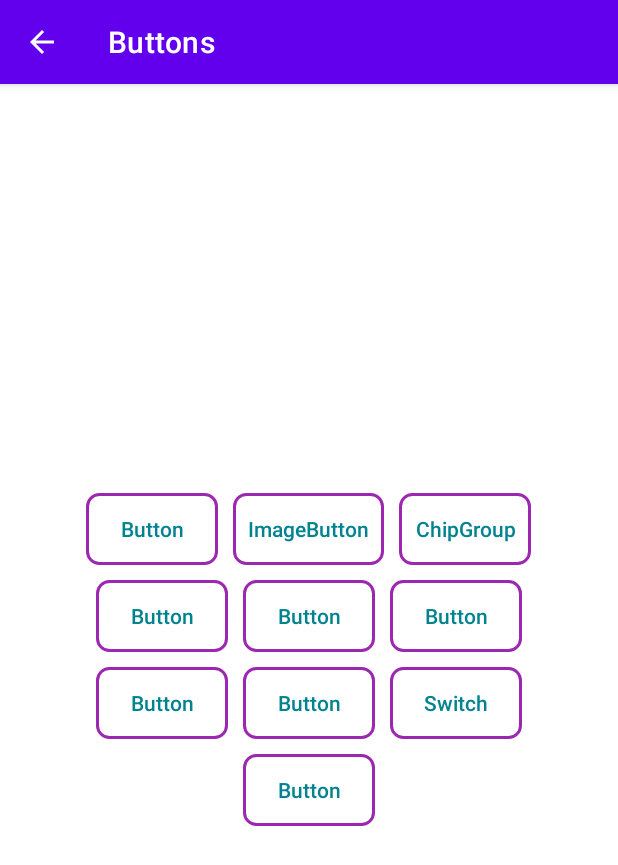
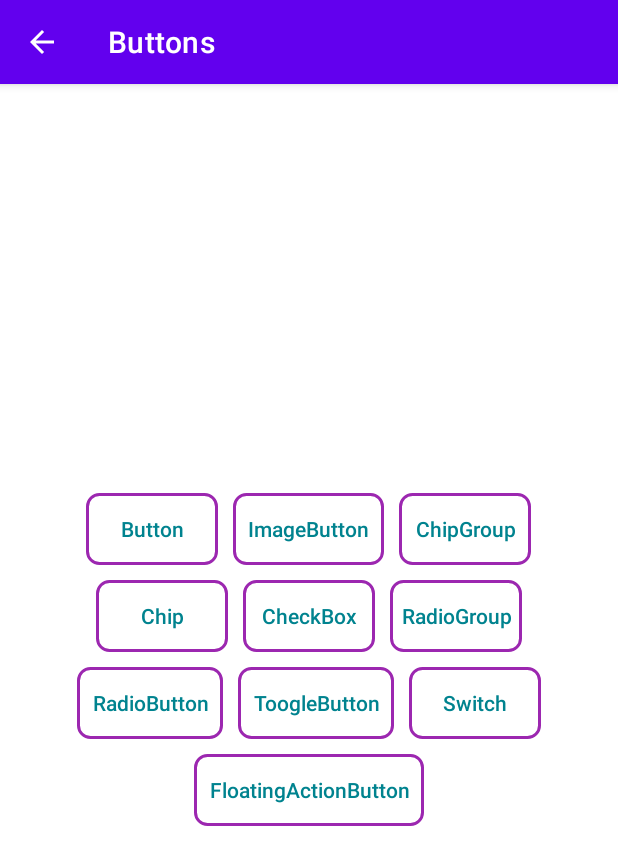
Before and after one commit to ShahedMohammadHridoy/android-common, an Android app: the RootButtonActivity screen opened directly, with no data from a screen before it, on a phone screen of 412 x 824 dp. Shown: the top 865 px of the screen. Run offline under Robolectric (Android 15) with nearby library versions, the phone set to English and light mode, and no system bars.

Commit message:
checkbox

```diff
--- a/app/src/main/AndroidManifest.xml
+++ b/app/src/main/AndroidManifest.xml
@@ -11,6 +11,12 @@
         android:supportsRtl="true"
         android:theme="@style/Theme.AndroidComponents"
         tools:targetApi="31">
+        <activity
+            android:name=".ButtonsCheckBoxActivity"
+            android:exported="false"
+            android:label="@string/checkbox"
+            android:parentActivityName=".RootButtonActivity" />
+
         <activity
             android:name=".ButtonsImageButtonActivity"
             android:exported="false"
--- a/app/src/main/java/com/shahed/androidcomponents/RootButtonActivity.java
+++ b/app/src/main/java/com/shahed/androidcomponents/RootButtonActivity.java
@@ -8,7 +8,7 @@ import android.widget.Button;
 
 public class RootButtonActivity extends AppCompatActivity {
 
-    Button buttonsButton, buttonsSwitch, buttonsImageButton;
+    Button buttonsButton, buttonsSwitch, buttonsImageButton, buttonsCheckbox;
 
     @Override
     protected void onCreate(Bundle savedInstanceState) {
@@ -19,17 +19,22 @@ public class RootButtonActivity extends AppCompatActivity {
         buttonsButton = findViewById(R.id.buttons_button);
         buttonsImageButton = findViewById(R.id.buttons_image_button);
         buttonsSwitch = findViewById(R.id.buttons_switch);
+        buttonsCheckbox = findViewById(R.id.buttons_checkbox);
 
         buttonsButton.setOnClickListener(view -> {
-            Intent intent = new Intent(RootButtonActivity.this, ButtonsButtonActivity.class);
+            Intent intent = new Intent(this, ButtonsButtonActivity.class);
             startActivity(intent);
         });
         buttonsImageButton.setOnClickListener(view -> {
-            Intent intent = new Intent(RootButtonActivity.this, ButtonsImageButtonActivity.class);
+            Intent intent = new Intent(this, ButtonsImageButtonActivity.class);
             startActivity(intent);
         });
         buttonsSwitch.setOnClickListener(view -> {
-            Intent intent = new Intent(RootButtonActivity.this, ButtonsSwitchActivity.class);
+            Intent intent = new Intent(this, ButtonsSwitchActivity.class);
+            startActivity(intent);
+        });
+        buttonsCheckbox.setOnClickListener(view -> {
+            Intent intent = new Intent(this, ButtonsCheckBoxActivity.class);
             startActivity(intent);
         });
 
--- a/app/src/main/res/layout/activity_root_button.xml
+++ b/app/src/main/res/layout/activity_root_button.xml
@@ -61,7 +61,17 @@
                 android:layout_width="wrap_content"
                 android:layout_height="wrap_content"
                 android:background="@drawable/button_bg"
-                android:text="@string/button"
+                android:text="@string/chip"
+                android:textAllCaps="false"
+                android:textColor="#00838F" />
+
+            <androidx.appcompat.widget.AppCompatButton
+                android:id="@+id/buttons_checkbox"
+                android:layout_width="wrap_content"
+                android:layout_height="wrap_content"
+                android:layout_marginStart="10dp"
+                android:background="@drawable/button_bg"
+                android:text="@string/checkbox"
                 android:textAllCaps="false"
                 android:textColor="#00838F" />
 
@@ -70,16 +80,7 @@
                 android:layout_height="wrap_content"
                 android:layout_marginStart="10dp"
                 android:background="@drawable/button_bg"
-                android:text="@string/button"
-                android:textAllCaps="false"
-                android:textColor="#00838F" />
-
-            <androidx.appcompat.widget.AppCompatButton
-                android:layout_width="wrap_content"
-                android:layout_height="wrap_content"
-                android:layout_marginStart="10dp"
-                android:background="@drawable/button_bg"
-                android:text="@string/button"
+                android:text="@string/radio_group"
                 android:textAllCaps="false"
                 android:textColor="#00838F" />
         </LinearLayout>
@@ -95,7 +96,8 @@
                 android:layout_width="wrap_content"
                 android:layout_height="wrap_content"
                 android:background="@drawable/button_bg"
-                android:text="@string/button"
+                android:padding="10dp"
+                android:text="@string/radio_button"
                 android:textAllCaps="false"
                 android:textColor="#00838F" />
 
@@ -104,7 +106,8 @@
                 android:layout_height="wrap_content"
                 android:layout_marginStart="10dp"
                 android:background="@drawable/button_bg"
-                android:text="@string/button"
+                android:padding="10dp"
+                android:text="@string/toogle_button"
                 android:textAllCaps="false"
                 android:textColor="#00838F" />
 
@@ -130,7 +133,8 @@
                 android:layout_width="wrap_content"
                 android:layout_height="wrap_content"
                 android:background="@drawable/button_bg"
-                android:text="@string/button"
+                android:padding="10dp"
+                android:text="@string/floating_action_button"
                 android:textAllCaps="false"
                 android:textColor="#00838F" />
 
--- a/app/src/main/res/layout/activity_root_common.xml
+++ b/app/src/main/res/layout/activity_root_common.xml
@@ -13,6 +13,7 @@
         <LinearLayout
             android:layout_width="match_parent"
             android:layout_height="wrap_content"
+            android:layout_gravity="center"
             android:orientation="vertical">
 
             <LinearLayout
--- a/app/src/main/res/values/strings.xml
+++ b/app/src/main/res/values/strings.xml
@@ -25,4 +25,13 @@
     <string name="chip_group">ChipGroup</string>
     <string name="on">On</string>
     <string name="off">Off</string>
+    <string name="chip">Chip</string>
+    <string name="radio_group">RadioGroup</string>
+    <string name="radio_button">RadioButton</string>
+    <string name="checkbox">CheckBox</string>
+    <string name="toogle_button">ToogleButton</string>
+    <string name="floating_action_button">FloatingActionButton</string>
+    <string name="samsung">Samsung</string>
+    <string name="nokia">Nokia</string>
+    <string name="iphone">Iphone</string>
 </resources>
```
Also changed, not shown: app/src/main/java/com/shahed/androidcomponents/ButtonsCheckBoxActivity.java (added, +48 -0 lines), app/src/main/res/layout/activity_buttons_check_box.xml (added, +39 -0 lines), app/src/main/res/layout/activity_image_view.xml (+1 -13 lines).
